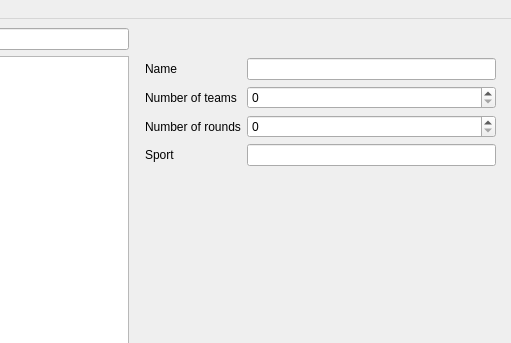
Before: the Qt Designer form LOA/Project_LOA/mainwindow.ui in lucas971/LOA_QT, drawn with Qt 5; both pictures show x 248 to 759 and y 0 to 343 of the 759 by 468 pixel window.
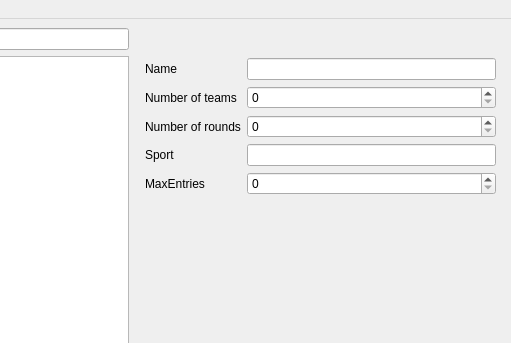
After: the same form once the commit is applied. The open tabs and pages were chosen to show the change.

What changed in the file:
```diff
--- a/LOA/Project_LOA/mainwindow.ui
+++ b/LOA/Project_LOA/mainwindow.ui
@@ -185,6 +185,16 @@
            <item row="3" column="1">
             <widget class="QLineEdit" name="sportLineEdit"/>
            </item>
+           <item row="4" column="0">
+            <widget class="QLabel" name="maxEntriesLabel">
+             <property name="text">
+              <string>MaxEntries</string>
+             </property>
+            </widget>
+           </item>
+           <item row="4" column="1">
+            <widget class="QSpinBox" name="maxEntriesSpinBox"/>
+           </item>
           </layout>
          </item>
          <item>
```
Left out of the diff: 19 changed lines with no effect on the pictures.
